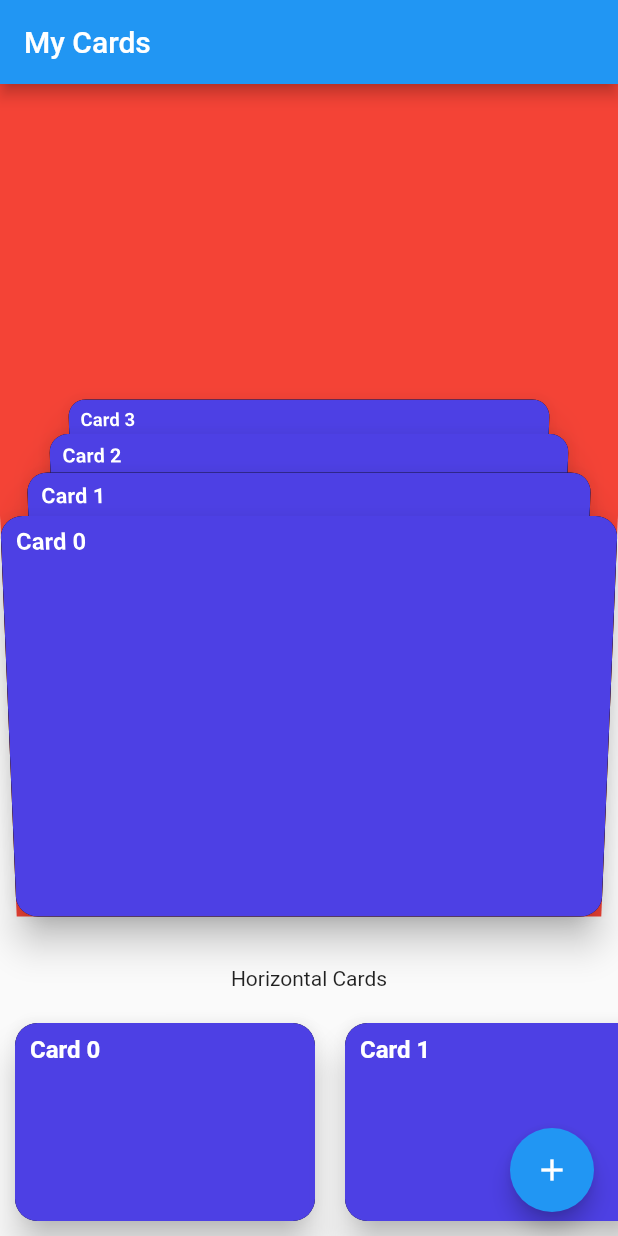
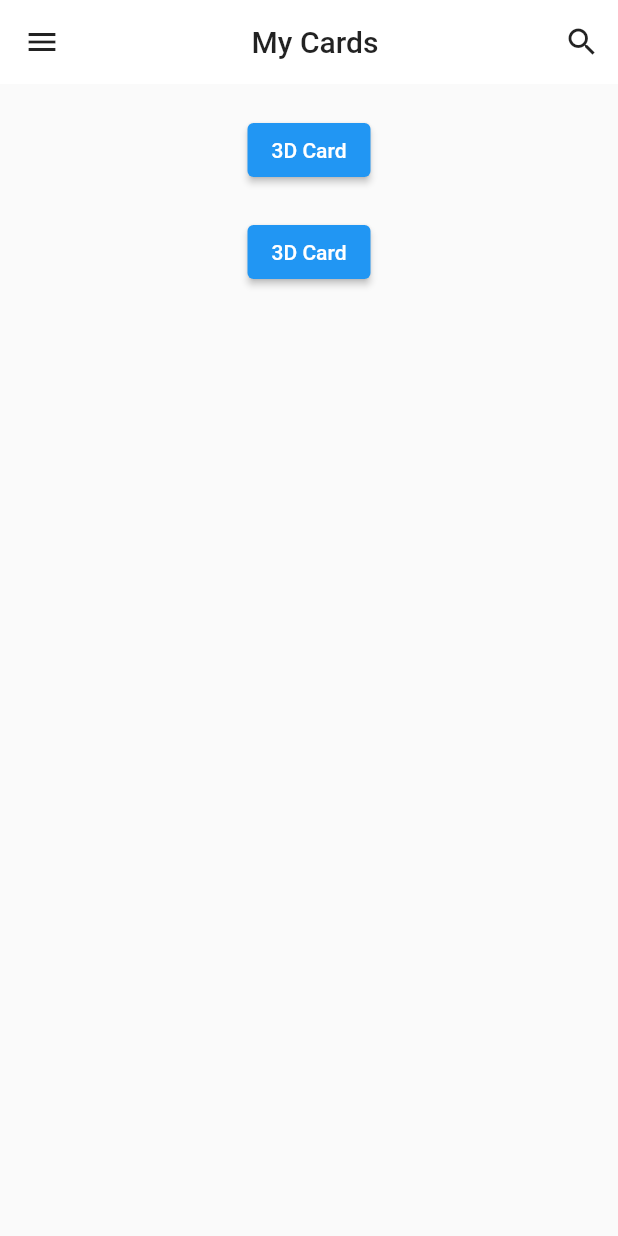
Before and after one commit to zzpmaster/flutter_3d_card, a Flutter app: the screen it shows after launch, on a phone screen of 412 x 824 dp. Run offline on Flutter 3.47's test engine with Material 2 defaults, Android fonts, the light colour scheme and no system bars.

Commit message:
add list

```diff
--- /dev/null
+++ b/lib/animation_list.dart
@@ -0,0 +1,35 @@
+import 'package:flutter/material.dart';
+
+import 'card_box.dart';
+
+class AnimationList extends StatelessWidget {
+  const AnimationList({Key? key}) : super(key: key);
+
+  @override
+  Widget build(BuildContext context) {
+    return Center(
+      child: Column(children: [
+        Padding(
+          padding: const EdgeInsets.only(top: 20),
+          child: ElevatedButton(
+            onPressed: () {
+              Navigator.of(context).push(
+                  MaterialPageRoute(builder: (context) => const CardBox()));
+            },
+            child: const Text('3D Card'),
+          ),
+        ),
+        Padding(
+          padding: const EdgeInsets.only(top: 20),
+          child: ElevatedButton(
+            onPressed: () {
+              Navigator.of(context).push(
+                  MaterialPageRoute(builder: (context) => const CardBox()));
+            },
+            child: const Text('3D Card'),
+          ),
+        )
+      ]),
+    );
+  }
+}
--- a/lib/card_box.dart
+++ b/lib/card_box.dart
@@ -7,7 +7,17 @@ class CardBox extends StatelessWidget {
 
   @override
   Widget build(BuildContext context) {
-    return Column(
+    return Scaffold(
+      appBar: AppBar(
+        elevation: 0,
+        backgroundColor: Colors.white,
+        title: const Text(
+          '3D Card',
+          style: TextStyle(color: Colors.black87),
+        ),
+        iconTheme: const IconThemeData(color: Colors.black87),
+      ),
+      body: Column(
         children: [
           Expanded(flex: 3, child: CardsBody()),
           const Expanded(
@@ -15,6 +25,7 @@ class CardBox extends StatelessWidget {
             child: CardsHorizontal(),
           ),
         ],
+      ),
     );
   }
 }
@@ -113,23 +124,22 @@ class _CardsBodyState extends State<CardsBody> with TickerProviderStateMixin {
             },
             child: Transform(
               alignment: Alignment.center,
-              transform: Matrix4.identity()
-                ..setEntry(3, 2, 0.001)
-                ..rotateX(selectionValue),
+              transform: Matrix4.identity()..setEntry(3, 2, 0.001),
+              // ..rotateX(selectionValue),
               child: AbsorbPointer(
                 absorbing: !_selectedMode,
                 child: Container(
-                  color: Colors.red,
+                  color: Colors.transparent,
                   width: constraints.maxWidth,
                   height: constraints.maxHeight,
                   child: Stack(
-                    // clipBehavior: Clip.none,
+                    clipBehavior: Clip.none,
                     children: [
                       ...List.generate(
                         4,
                         (index) => CardItem(
                             width: constraints.maxWidth * 0.75,
-                            height: constraints.maxHeight / 2,
+                            height: constraints.maxHeight / 2.5,
                             title: 'Card $index',
                             percent: selectionValue,
                             onSelected: (title) {
@@ -178,9 +188,9 @@ class CardItem extends AnimatedWidget {
   @override
   Widget build(BuildContext context) {
     final bottomMargin = height / 4.0;
-    return Positioned.fill(
-      left: 0,
-      right: 0,
+    return Positioned(
+      left: 25,
+      right: 25,
       // top: height + -depth * height / 2.0 * percent - bottomMargin,
       top: height + -depth * height / 2.0 * percent,
       child: Opacity(
@@ -202,9 +212,11 @@ class CardItem extends AnimatedWidget {
                 onSelected(title);
               },
               child: SizedBox(
-                width: 50,
                 height: height,
-                child: CardWidget(title: title),
+                child: CardWidget(
+                  title: title,
+                  index: depth,
+                ),
               ),
             ),
           ),
@@ -232,10 +244,11 @@ class CardsHorizontal extends StatelessWidget {
               return Padding(
                 padding: const EdgeInsets.all(10.0),
                 child: SizedBox(
-                  width: 200,
-                  height: 30,
+                  // width: 200,
+                  // height: 30,
                   child: CardWidget(
                     title: 'Card $index',
+                    index: index,
                   ),
                 ),
               );
@@ -249,9 +262,11 @@ class CardsHorizontal extends StatelessWidget {
 }
 
 class CardWidget extends StatelessWidget {
-  const CardWidget({Key? key, required this.title}) : super(key: key);
+  const CardWidget({Key? key, required this.title, required this.index})
+      : super(key: key);
 
   final String title;
+  final int index;
 
   @override
   Widget build(BuildContext context) {
@@ -261,15 +276,10 @@ class CardWidget extends StatelessWidget {
       borderRadius: border,
       elevation: 10,
       child: ClipRRect(
-        borderRadius: border,
-        child: Container(
-          padding: const EdgeInsets.only(left: 10, top: 8),
-          child: Text(
-            title,
-            style: const TextStyle(
-                color: Colors.white, fontSize: 16, fontWeight: FontWeight.w600),
-          ),
-          color: const Color(0xff4D40E4),
+        // borderRadius: border,
+        child: Image.asset(
+          'images/img${index + 1}.png',
+          fit: BoxFit.fill,
         ),
       ),
     );
--- a/lib/main.dart
+++ b/lib/main.dart
@@ -1,6 +1,6 @@
 import 'package:flutter/material.dart';
 
-import 'card_box.dart';
+import 'animation_list.dart';
 
 void main() {
   runApp(const MyApp());
@@ -27,6 +27,7 @@ class MyApp extends StatelessWidget {
         primarySwatch: Colors.blue,
       ),
       home: const MyHomePage(title: 'My Cards'),
+      debugShowCheckedModeBanner: false,
     );
   }
 }
@@ -73,16 +74,30 @@ class _MyHomePageState extends State<MyHomePage> {
     // than having to individually change instances of widgets.
     return Scaffold(
       appBar: AppBar(
+        elevation: 0,
         // Here we take the value from the MyHomePage object that was created by
         // the App.build method, and use it to set our appbar title.
-        title: Text(widget.title),
+        title: Center(
+            child: Text(
+          widget.title,
+          style: const TextStyle(color: Colors.black87),
+        )),
+        leading: IconButton(
+          icon: const Icon(Icons.menu),
+          color: Colors.black87,
+          onPressed: () => null,
+        ),
+        actions: [
+          IconButton(
+            color: Colors.black87,
+            icon: const Icon(Icons.search),
+            onPressed: () => null,
+          )
+        ],
+        backgroundColor: Colors.white,
       ),
-      body: const CardBox(),
-      floatingActionButton: FloatingActionButton(
-        onPressed: _incrementCounter,
-        tooltip: 'Increment',
-        child: const Icon(Icons.add),
-      ), // This trailing comma makes auto-formatting nicer for build methods.
+      body:
+          const AnimationList(), // This trailing comma makes auto-formatting nicer for build methods.
     );
   }
 }
--- a/pubspec.yaml
+++ b/pubspec.yaml
@@ -58,8 +58,8 @@ flutter:
   uses-material-design: true
 
   # To add assets to your application, add an assets section, like this:
-  # assets:
-  #   - images/a_dot_burr.jpeg
+  assets:
+    - assets/images/
   #   - images/a_dot_ham.jpeg
 
   # An image asset can refer to one or more resolution-specific "variants", see
```
Also changed, not shown: lib/card_detail.dart (+23 -13 lines), assets/images/img1.png (added), assets/images/img2.png (added), assets/images/img3.png (added), assets/images/img4.png (added). Lines whose indentation alone changed are shown as unchanged.
